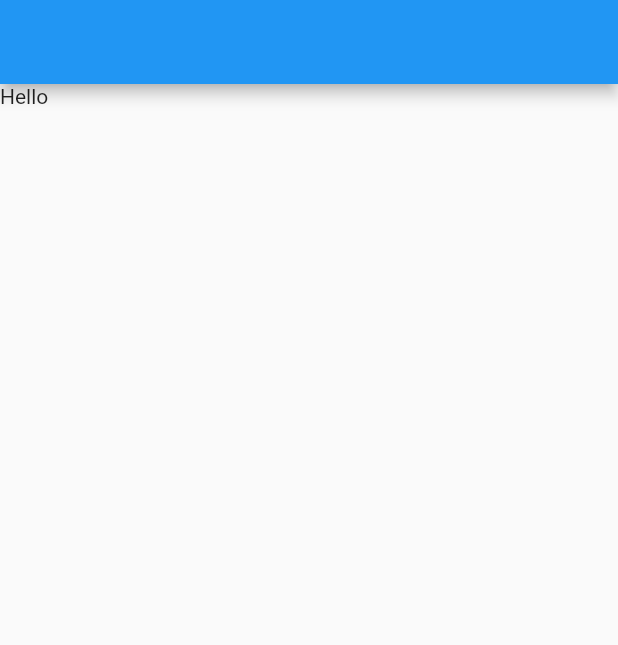
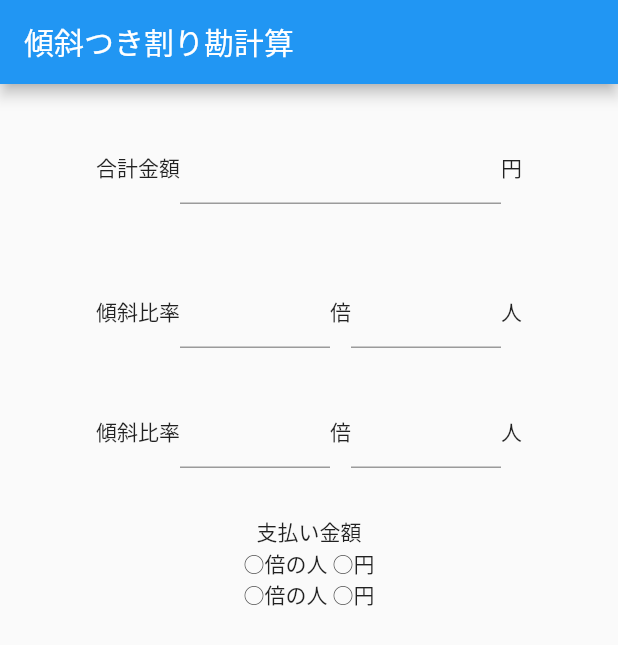
Before and after one commit to haradayu/warikan_app, a Flutter app: the screen it shows after launch, on a phone screen of 412 x 824 dp. Shown: the top 645 px of the screen. Run offline on Flutter 3.47's test engine with Material 2 defaults, Android fonts, the phone set to English and light mode, and no system bars.

Commit message:
widgetを配置

```diff
--- a/lib/main.dart
+++ b/lib/main.dart
@@ -1,5 +1,4 @@
 import 'package:flutter/material.dart';
-import 'package:flutter/rendering.dart';
 
 void main() => runApp(MyApp());
 
@@ -21,8 +20,67 @@ class MyHomePage extends StatelessWidget{
   @override
   Widget build(BuildContext context){
     return Scaffold(
-      appBar: AppBar(),
-      body: Text("Hello"),
+      appBar: AppBar(title: Text("傾斜つき割り勘計算"),),
+      body: Column(
+        crossAxisAlignment: CrossAxisAlignment.start,
+        mainAxisSize: MainAxisSize.min,
+        children: <Widget>[
+          Padding(
+            padding: EdgeInsets.symmetric(vertical: 32.0, horizontal: 64.0),
+            child:
+              Row(children: <Widget>[
+                Text("合計金額"),
+                Flexible(child:
+                  TextField(keyboardType: TextInputType.number),
+                ),
+                Text("円"),
+              ],),
+          ),
+          Column(children: <Widget>[
+            Padding(
+              padding: EdgeInsets.symmetric(vertical: 16.0, horizontal: 64.0),
+              child:
+              Row(children: <Widget>[
+                Text("傾斜比率"),
+                Flexible(child:
+                  TextField(keyboardType: TextInputType.number),
+                ),
+                Text("倍"),
+                Flexible(child:
+                  TextField(keyboardType: TextInputType.number),
+                ),
+                Text("人")
+              ],),
+            ),
+            Padding(
+              padding: EdgeInsets.symmetric(vertical: 16.0, horizontal: 64.0),
+              child:
+                Row(children: <Widget>[
+                  Text("傾斜比率"),
+                  Flexible(child:
+                    TextField(keyboardType: TextInputType.number),
+                  ),
+                  Text("倍"),
+                  Flexible(child:
+                    TextField(keyboardType: TextInputType.number),
+                  ),
+                  Text("人")
+                ],),
+            ),
+          ],),
+          Padding(
+            padding: EdgeInsets.symmetric(vertical: 16.0, horizontal: 32.0),
+            child:
+              Center(
+                child:
+                Column(children: <Widget>[
+                  Text("支払い金額"),
+                  Text("○倍の人 ○円"),
+                  Text("○倍の人 ○円"),
+                ],)
+              ),
+          ),
+        ],)
     );
   }
 }
```
